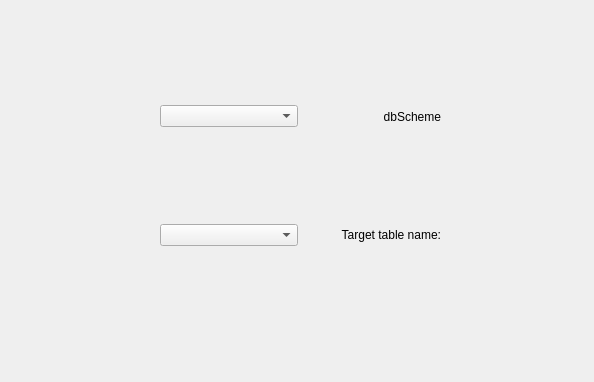
This is GUI/gui_qt/wizard_page_2.ui in dmitry-pedchenko/Designer_Etl as Qt 5 draws it before an edit. The edited form follows.
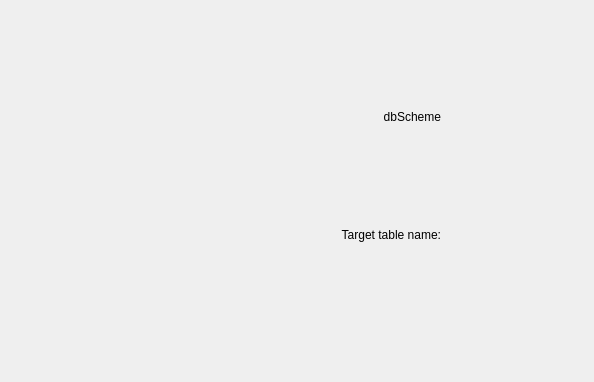
This is the edited form.

Commit message: create Wizard

Diff of the .ui file:
```diff
--- a/GUI/gui_qt/wizard_page_2.ui
+++ b/GUI/gui_qt/wizard_page_2.ui
@@ -25,9 +25,6 @@
    <layout class="QVBoxLayout" name="verticalLayout">
     <item>
      <layout class="QHBoxLayout" name="horizontalLayout_16">
-      <item>
-       <widget class="QComboBox" name="comboBox_dbSchema"/>
-      </item>
       <item>
        <layout class="QHBoxLayout" name="horizontalLayout_22">
         <item>
@@ -46,9 +43,6 @@
     </item>
     <item>
      <layout class="QHBoxLayout" name="horizontalLayout_14">
-      <item>
-       <widget class="QComboBox" name="target_table_name"/>
-      </item>
       <item>
        <widget class="QLabel" name="label_receiver">
         <property name="text">
```
The commit also changes 22 other files.
